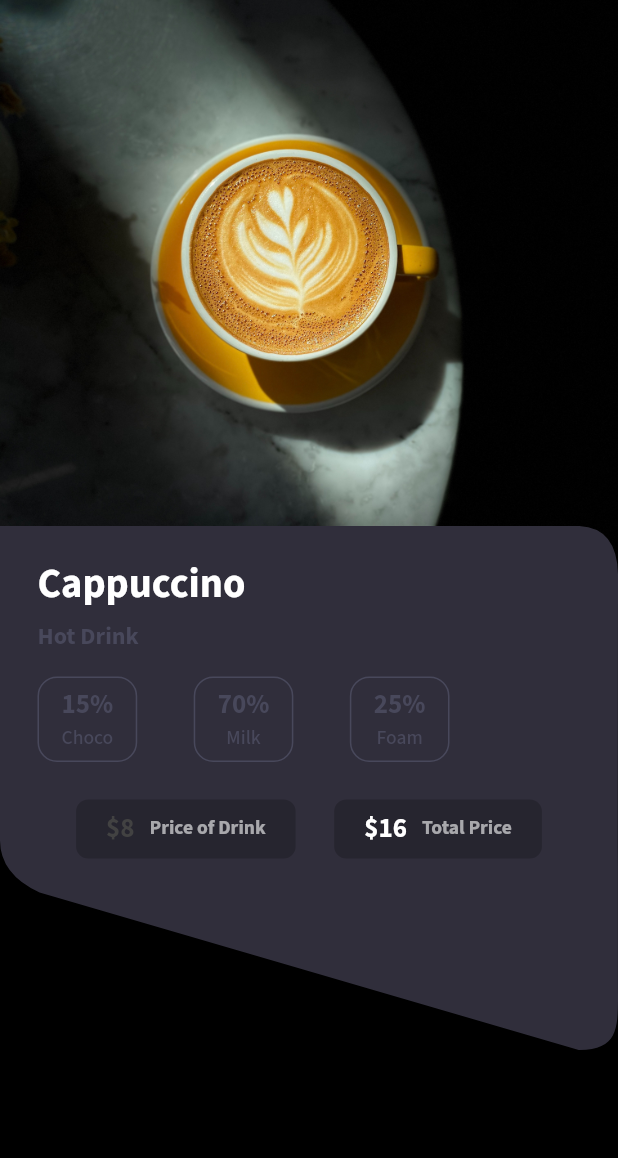
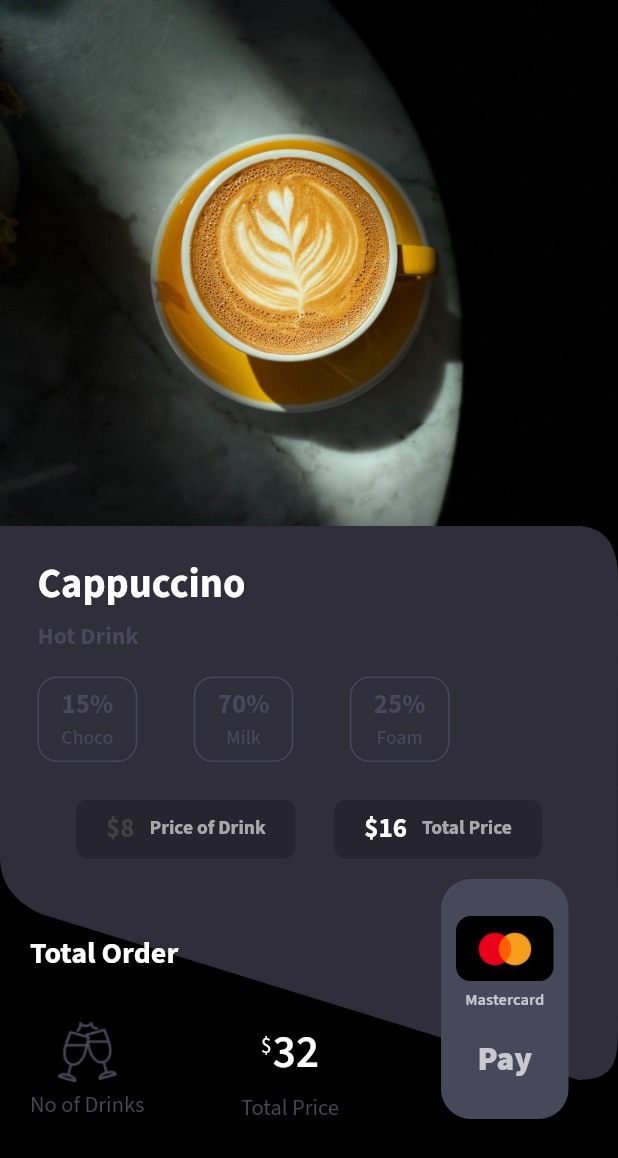
Before and after one commit to akhilaand/restaurant_app_ui_week1, a Flutter app: the screen it shows after launch, on a phone screen of 412 x 824 dp. Shown: the top 1158 px of the screen. Run offline on Flutter 3.47's test engine with Material 2 defaults, Android fonts, the phone set to English and light mode, and no system bars; our stand-ins replace google_fonts, salomon_bottom_bar.

Commit message:
till total order widget in product detail screen completed

```diff
--- a/lib/presentation/screens/productDetail/product_detail_screen.dart
+++ b/lib/presentation/screens/productDetail/product_detail_screen.dart
@@ -1,6 +1,9 @@
 import 'package:flutter/material.dart';
+import 'package:restaurant_app_week1/presentation/screens/productDetail/widgets/build_order_summary_widget.dart';
+import 'package:restaurant_app_week1/presentation/screens/productDetail/widgets/build_payment_container_widget.dart';
 import 'package:restaurant_app_week1/presentation/screens/productDetail/widgets/build_product_detail_container_widget.dart';
 import 'package:restaurant_app_week1/utils/color.dart';
+import 'package:restaurant_app_week1/utils/constants.dart';
 class ProductDetailScreen extends StatelessWidget {
   const ProductDetailScreen({Key? key}) : super(key: key);
 
@@ -17,7 +20,9 @@ class ProductDetailScreen extends StatelessWidget {
                 height: 400,
                 width: size.width,
                 child: Image.asset("assets/images/cofee.jpg",fit: BoxFit.cover,)),
-            BuildProductDetailsContainerWidget(size: size)
+            BuildProductDetailsContainerWidget(size: size),
+            BuildOrderSummaryWidget(),
+            BuildPaymentContainerWidget()
           ],
         ),
       ),
--- /dev/null
+++ b/lib/presentation/screens/productDetail/widgets/build_order_summary_widget.dart
@@ -0,0 +1,82 @@
+import 'package:flutter/material.dart';
+import 'package:restaurant_app_week1/utils/color.dart';
+
+import '../../../../utils/constants.dart';
+class BuildOrderSummaryWidget extends StatelessWidget {
+  const BuildOrderSummaryWidget({
+    Key? key,
+  }) : super(key: key);
+
+  @override
+  Widget build(BuildContext context) {
+    Size size=MediaQuery.of(context).size;
+    return Positioned(
+      bottom: 70,
+      child: Padding(
+        padding: const EdgeInsets.symmetric(vertical: 5,horizontal: appPadding),
+        child: Column(
+
+          crossAxisAlignment: CrossAxisAlignment.start,
+          children:  [
+            const Text("Total Order",
+              style: TextStyle(
+                  fontSize: 20,
+                  fontWeight: FontWeight.w700
+              ),
+            ),
+            const SizedBox(
+              height: 30,
+            ),
+            Container(
+              width:size.width/2,
+              child: Row(
+                mainAxisAlignment: MainAxisAlignment.spaceBetween,
+                children: [
+                  buildNumberDrinksWIdget(),
+                 buildTotalPriceWidget(),
+                ],
+              ),
+            )
+
+          ],
+        ),
+      ),
+    );
+  }
+
+  Column buildNumberDrinksWIdget() {
+    return Column(
+                  children: [
+                    Image.asset("assets/images/drink.png",color: grey,width: 40,),
+                    const SizedBox(
+                      height: 5,
+                    ),
+                    Text("No of Drinks",style: TextStyle(fontSize: 15,color: grey),)
+                  ],
+                );
+  }
+
+  Column buildTotalPriceWidget() {
+    return Column(
+                 children: [
+                   Row(
+                     crossAxisAlignment: CrossAxisAlignment.start,
+                     children: const [
+                       Padding(
+                         padding: EdgeInsets.only(top: 8.0),
+                         child: Text('\$',style: TextStyle(fontSize: 14),),
+                       ),
+                       SizedBox(
+                         width: 1,
+                       ),
+                       Text("32",style: TextStyle(fontWeight: FontWeight.w600),),
+                     ],
+                   ),
+                   const SizedBox(
+                     height: 5,
+                   ),
+                   Text("Total Price",style: TextStyle(fontSize: 15,color: grey),)
+                 ],
+               );
+  }
+}
--- /dev/null
+++ b/lib/presentation/screens/productDetail/widgets/build_payment_container_widget.dart
@@ -0,0 +1,49 @@
+import 'package:flutter/material.dart';
+
+import '../../../../utils/color.dart';
+import '../../../../utils/constants.dart';
+class BuildPaymentContainerWidget extends StatelessWidget {
+  const BuildPaymentContainerWidget({
+    Key? key,
+  }) : super(key: key);
+
+  @override
+  Widget build(BuildContext context) {
+    return Positioned(
+      bottom: 70,
+      right: 25,
+      child: Padding(
+        padding: const EdgeInsets.only(right: 8.0,bottom: 8.0),
+        child: Container(
+          decoration: BoxDecoration(
+              color: grey,
+
+              borderRadius: BorderRadius.circular(20)
+          ),
+          height: 160,
+          width: 85,
+          child: Padding(
+            padding:  const EdgeInsets.symmetric(vertical: appPadding,horizontal: appPadding/2),
+            child: Column(
+              mainAxisAlignment: MainAxisAlignment.center,
+              children: [
+                ClipRRect(
+                    borderRadius: BorderRadius.circular(10),
+                    child: Image.asset("assets/images/master_card.jpg")),
+                const SizedBox(
+                  height: 5,
+                ),
+                Text("Mastercard",style: TextStyle(fontSize: 11,color: white.withOpacity(0.7),fontWeight: FontWeight.w600),),
+                const SizedBox(
+                  height: 15,
+                ),
+                Text("Pay",style: TextStyle(fontSize: 22,color: white.withOpacity(0.7),fontWeight: FontWeight.w900),)
+
+              ],
+            ),
+          ),
+        ),
+      ),
+    );
+  }
+}
--- a/lib/presentation/screens/productDetail/widgets/build_product_detail_container_widget.dart
+++ b/lib/presentation/screens/productDetail/widgets/build_product_detail_container_widget.dart
@@ -20,7 +20,7 @@ class BuildProductDetailsContainerWidget extends StatelessWidget {
 
         clipper: ProductDetailCustomClipper(),
         child: Container(
-          height: 350,
+          height: 370,
           width: size.width,
           color: primaryColor,
           child:const ProductDetailContent(),
```
Also changed, not shown: assets/images/master_card.jpg (added).
